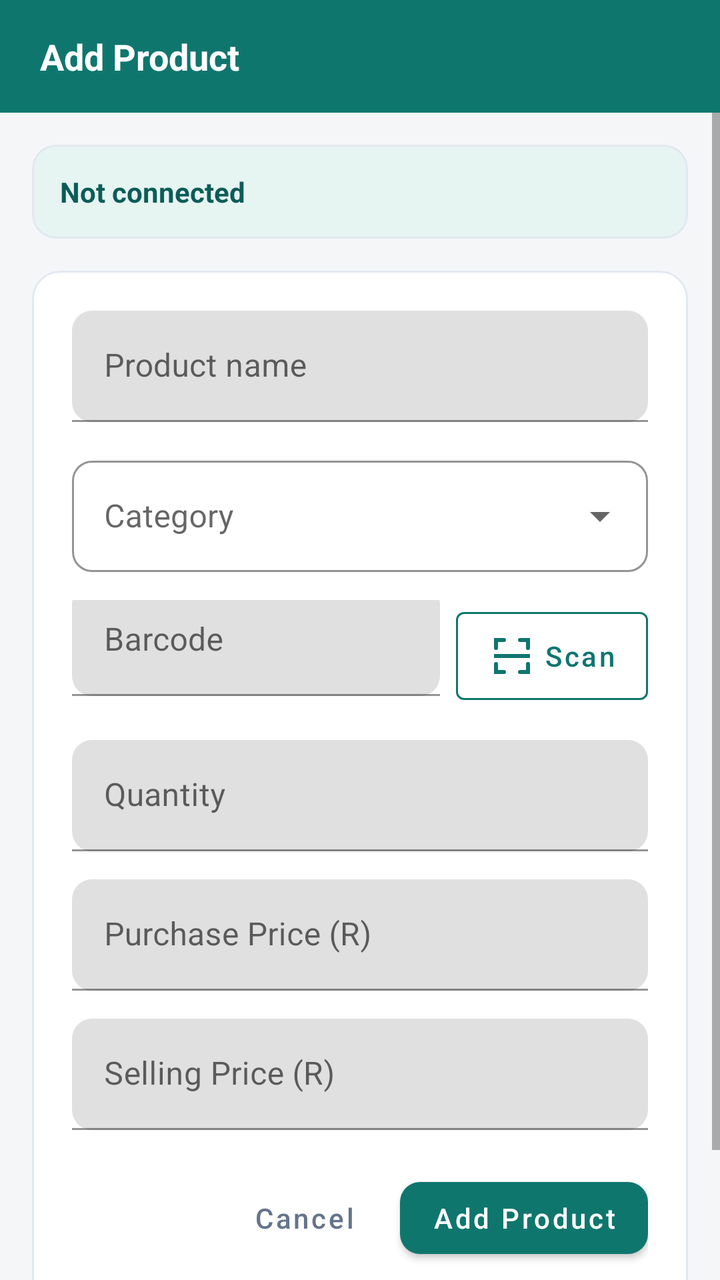
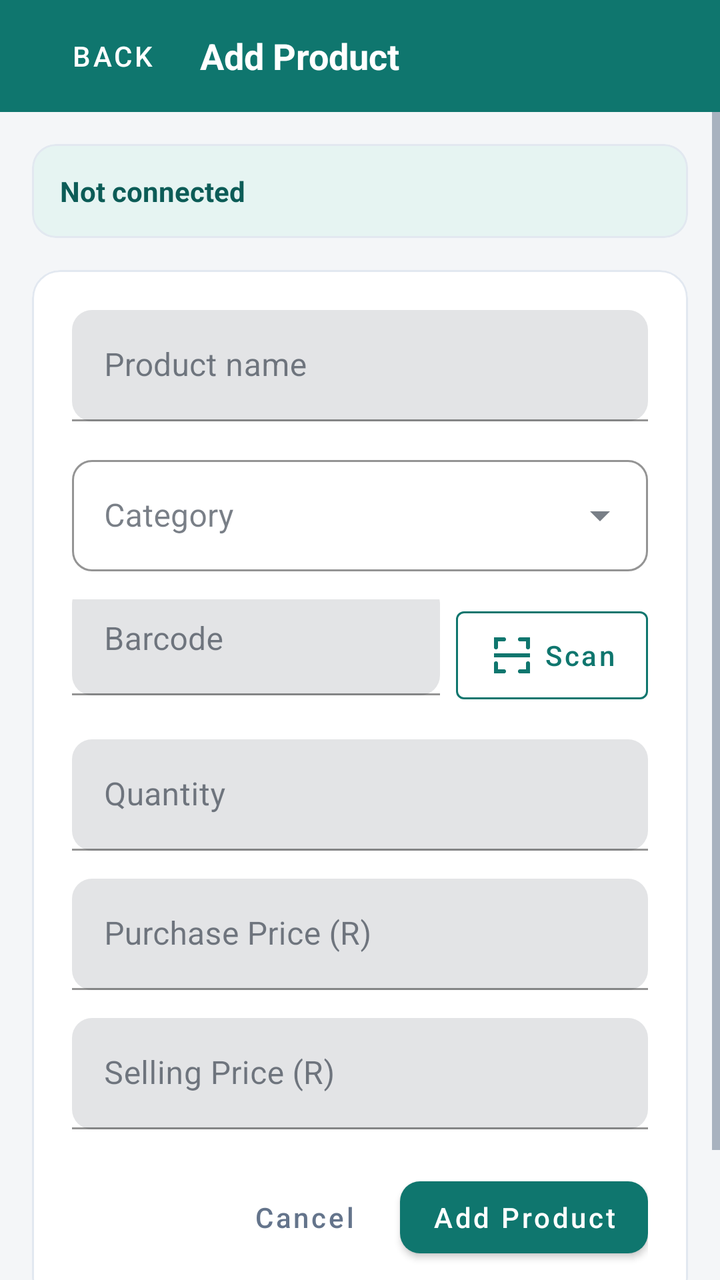

Two renders of the same Android screen: before a commit and after it. Below are the layout's source before the change and the commit's diff.
<!-- AndroidManifest.xml: application theme Theme.POSScanner -->
<!-- res/layout/activity_add_product.xml -->
<?xml version="1.0" encoding="utf-8"?>
<LinearLayout xmlns:android="http://schemas.android.com/apk/res/android"
    xmlns:app="http://schemas.android.com/apk/res-auto"
    android:layout_width="match_parent"
    android:layout_height="match_parent"
    android:orientation="vertical"
    android:background="@color/bg">

    
    <LinearLayout
        android:layout_width="match_parent"
        android:layout_height="wrap_content"
        android:orientation="horizontal"
        android:gravity="center_vertical"
        android:background="@color/brand_primary"
        android:paddingHorizontal="20dp"
        android:paddingVertical="16dp">

        <TextView
            android:layout_width="wrap_content"
            android:layout_height="wrap_content"
            android:text="Add Product"
            android:textSize="18sp"
            android:textStyle="bold"
            android:textColor="@color/white" />
    </LinearLayout>

    <ScrollView
        android:layout_width="match_parent"
        android:layout_height="match_parent">

        <LinearLayout
            android:layout_width="match_parent"
            android:layout_height="wrap_content"
            android:orientation="vertical"
            android:padding="16dp">

            
            <com.google.android.material.card.MaterialCardView
                android:id="@+id/statusCard"
                android:layout_width="match_parent"
                android:layout_height="wrap_content"
                android:layout_marginBottom="16dp"
                app:cardCornerRadius="12dp"
                app:cardElevation="0dp"
                app:strokeColor="@color/border"
                app:strokeWidth="1dp"
                app:cardBackgroundColor="@color/brand_primary_light">

                <TextView
                    android:id="@+id/statusText"
                    android:layout_width="wrap_content"
                    android:layout_height="wrap_content"
                    android:text="Not connected"
                    android:textSize="14sp"
                    android:textStyle="bold"
                    android:textColor="@color/brand_primary_dark"
                    android:padding="14dp" />
            </com.google.android.material.card.MaterialCardView>

            
            <com.google.android.material.card.MaterialCardView
                android:layout_width="match_parent"
                android:layout_height="wrap_content"
                app:cardCornerRadius="14dp"
                app:cardElevation="0dp"
                app:cardBackgroundColor="@color/surface"
                app:strokeColor="@color/border"
                app:strokeWidth="1dp">

                <LinearLayout
                    android:layout_width="match_parent"
                    android:layout_height="wrap_content"
                    android:orientation="vertical"
                    android:padding="20dp">

                    <com.google.android.material.textfield.TextInputLayout
                        android:layout_width="match_parent"
                        android:layout_height="wrap_content"
                        android:layout_marginBottom="14dp"
                        android:hint="Product name"
                        app:boxCornerRadiusTopStart="10dp"
                        app:boxCornerRadiusTopEnd="10dp"
                        app:boxCornerRadiusBottomStart="10dp"
                        app:boxCornerRadiusBottomEnd="10dp"
                        app:boxStrokeColor="@color/brand_primary"
                        app:hintTextColor="@color/brand_primary">

                        <com.google.android.material.textfield.TextInputEditText
                            android:id="@+id/productNameField"
                            android:layout_width="match_parent"
                            android:layout_height="wrap_content"
                            android:inputType="textCapWords" />
                    </com.google.android.material.textfield.TextInputLayout>

                    
                    <com.google.android.material.textfield.TextInputLayout
                        android:id="@+id/categoryLayout"
                        style="@style/Widget.MaterialComponents.TextInputLayout.OutlinedBox.ExposedDropdownMenu"
                        android:layout_width="match_parent"
                        android:layout_height="wrap_content"
                        android:layout_marginBottom="14dp"
                        android:hint="Category"
                        app:boxCornerRadiusTopStart="10dp"
                        app:boxCornerRadiusTopEnd="10dp"
                        app:boxCornerRadiusBottomStart="10dp"
                        app:boxCornerRadiusBottomEnd="10dp"
                        app:boxStrokeColor="@color/brand_primary"
                        app:hintTextColor="@color/brand_primary">

                        <AutoCompleteTextView
                            android:id="@+id/categoryDropdown"
                            android:layout_width="match_parent"
                            android:layout_height="wrap_content"
                            android:inputType="none"
                            android:focusable="false"
                            android:cursorVisible="false" />
                    </com.google.android.material.textfield.TextInputLayout>

                    <LinearLayout
                        android:layout_width="match_parent"
                        android:layout_height="wrap_content"
                        android:orientation="horizontal"
                        android:gravity="bottom"
                        android:layout_marginBottom="14dp">

                        <com.google.android.material.textfield.TextInputLayout
                            android:layout_width="0dp"
                            android:layout_height="wrap_content"
                            android:layout_weight="1"
                            android:hint="Barcode"
                            app:boxCornerRadiusTopStart="10dp"
                            app:boxCornerRadiusTopEnd="10dp"
                            app:boxCornerRadiusBottomStart="10dp"
                            app:boxCornerRadiusBottomEnd="10dp"
                            app:boxStrokeColor="@color/brand_primary"
                            app:hintTextColor="@color/brand_primary">

                            <com.google.android.material.textfield.TextInputEditText
                                android:id="@+id/barcodeField"
                                android:layout_width="match_parent"
                                android:layout_height="wrap_content"
                                android:inputType="number" />
                        </com.google.android.material.textfield.TextInputLayout>

                        <com.google.android.material.button.MaterialButton
                            android:id="@+id/scanBarcodeButton"
                            style="@style/Widget.MaterialComponents.Button.OutlinedButton"
                            android:layout_width="wrap_content"
                            android:layout_height="56dp"
                            android:layout_marginStart="8dp"
                            android:text="Scan"
                            android:textAllCaps="false"
                            app:icon="@drawable/ic_scan"
                            app:iconTint="@color/brand_primary"
                            app:iconGravity="textStart"
                            app:strokeColor="@color/brand_primary"
                            android:textColor="@color/brand_primary" />
                    </LinearLayout>

                    <com.google.android.material.textfield.TextInputLayout
                        android:layout_width="match_parent"
                        android:layout_height="wrap_content"
                        android:layout_marginBottom="14dp"
                        android:hint="Quantity"
                        app:boxCornerRadiusTopStart="10dp"
                        app:boxCornerRadiusTopEnd="10dp"
                        app:boxCornerRadiusBottomStart="10dp"
                        app:boxCornerRadiusBottomEnd="10dp"
                        app:boxStrokeColor="@color/brand_primary"
                        app:hintTextColor="@color/brand_primary">

                        <com.google.android.material.textfield.TextInputEditText
                            android:id="@+id/quantityField"
                            android:layout_width="match_parent"
                            android:layout_height="wrap_content"
                            android:inputType="number" />
                    </com.google.android.material.textfield.TextInputLayout>

                    <com.google.android.material.textfield.TextInputLayout
                        android:layout_width="match_parent"
                        android:layout_height="wrap_content"
                        android:layout_marginBottom="14dp"
                        android:hint="Purchase Price (R)"
                        app:boxCornerRadiusTopStart="10dp"
                        app:boxCornerRadiusTopEnd="10dp"
                        app:boxCornerRadiusBottomStart="10dp"
                        app:boxCornerRadiusBottomEnd="10dp"
                        app:boxStrokeColor="@color/brand_primary"
                        app:hintTextColor="@color/brand_primary">

                        <com.google.android.material.textfield.TextInputEditText
                            android:id="@+id/costPriceField"
                            android:layout_width="match_parent"
                            android:layout_height="wrap_content"
                            android:inputType="numberDecimal" />
                    </com.google.android.material.textfield.TextInputLayout>

                    <com.google.android.material.textfield.TextInputLayout
                        android:layout_width="match_parent"
                        android:layout_height="wrap_content"
                        android:layout_marginBottom="20dp"
                        android:hint="Selling Price (R)"
                        app:boxCornerRadiusTopStart="10dp"
                        app:boxCornerRadiusTopEnd="10dp"
                        app:boxCornerRadiusBottomStart="10dp"
                        app:boxCornerRadiusBottomEnd="10dp"
                        app:boxStrokeColor="@color/brand_primary"
                        app:hintTextColor="@color/brand_primary">

                        <com.google.android.material.textfield.TextInputEditText
                            android:id="@+id/priceField"
                            android:layout_width="match_parent"
                            android:layout_height="wrap_content"
                            android:inputType="numberDecimal" />
                    </com.google.android.material.textfield.TextInputLayout>

                    <LinearLayout
                        android:layout_width="match_parent"
                        android:layout_height="wrap_content"
                        android:orientation="horizontal"
                        android:gravity="end">

                        <com.google.android.material.button.MaterialButton
                            android:id="@+id/cancelButton"
                            style="@style/Widget.MaterialComponents.Button.TextButton"
                            android:layout_width="wrap_content"
                            android:layout_height="wrap_content"
                            android:text="Cancel"
                            android:textAllCaps="false"
                            android:textColor="@color/muted"
                            android:layout_marginEnd="4dp" />

                        <com.google.android.material.button.MaterialButton
                            android:id="@+id/submitButton"
                            android:layout_width="wrap_content"
                            android:layout_height="wrap_content"
                            android:text="Add Product"
                            android:textAllCaps="false"
                            android:textColor="@color/white"
                            app:cornerRadius="10dp"
                            app:backgroundTint="@color/brand_primary" />
                    </LinearLayout>
                </LinearLayout>
            </com.google.android.material.card.MaterialCardView>

            
            <TextView
                android:layout_width="match_parent"
                android:layout_height="wrap_content"
                android:text="The product is sent to the desktop app for review and added to inventory there."
                android:textSize="12sp"
                android:textColor="@color/muted"
                android:layout_marginTop="14dp" />

        </LinearLayout>
    </ScrollView>
</LinearLayout>
<!-- resources referenced by this layout -->
<resources>
  <color name="bg">#F4F6F8</color>
  <color name="border">#E2E8F0</color>
  <color name="brand_primary">#0F766E</color>
  <color name="brand_primary_dark">#0C5C57</color>
  <color name="brand_primary_light">#E6F4F2</color>
  <color name="muted">#64748B</color>
  <color name="surface">#FFFFFF</color>
  <color name="white">#FFFFFF</color>
  <!-- drawable ic_scan (drawable) -->
  <vector xmlns:android="http://schemas.android.com/apk/res/android"
      android:width="24dp"
      android:height="24dp"
      android:viewportWidth="24"
      android:viewportHeight="24">
      <path
          android:strokeColor="@android:color/white"
          android:strokeWidth="2"
          android:strokeLineCap="round"
          android:fillColor="#00000000"
          android:pathData="M4,8 L4,4 L8,4 M16,4 L20,4 L20,8 M20,16 L20,20 L16,20 M8,20 L4,20 L4,16" />
      <path
          android:fillColor="@android:color/white"
          android:pathData="M3,11 h18 v2 h-18 z" />
  </vector>
  <style name="Theme.POSScanner" parent="Theme.MaterialComponents.Light.NoActionBar">
          <item name="colorPrimary">@color/brand_primary</item>
          <item name="colorPrimaryDark">@color/brand_primary_dark</item>
          <item name="colorAccent">@color/brand_primary</item>
          <item name="colorOnPrimary">@color/white</item>
          <item name="android:statusBarColor">@color/brand_primary_dark</item>
          <item name="android:windowBackground">@color/bg</item>
      </style>
</resources>

<!-- the commit's change to res/layout/activity_add_product.xml (unified diff, before → after) -->
@@ -13,8 +13,12 @@
         android:orientation="horizontal"
         android:gravity="center_vertical"
         android:background="@color/brand_primary"
-        android:paddingHorizontal="20dp"
-        android:paddingVertical="16dp">
+        android:paddingHorizontal="12dp"
+        android:paddingVertical="4dp">
+
+        <com.google.android.material.button.MaterialButton style="@style/Widget.MaterialComponents.Button.TextButton"
+            android:id="@+id/addProductBack" android:layout_width="wrap_content" android:layout_height="48dp"
+            android:text="Back" android:textColor="@color/white" />
 
         <TextView
             android:layout_width="wrap_content"
<!-- resource entries referenced after the edit -->
@@ -29,8 +29,14 @@
           <item name="colorPrimaryDark">@color/brand_primary_dark</item>
           <item name="colorAccent">@color/brand_primary</item>
           <item name="colorOnPrimary">@color/white</item>
+          <item name="colorSecondary">@color/brand_primary</item>
+          <item name="colorSurface">@color/surface</item>
+          <item name="colorOnSurface">@color/ink</item>
+          <item name="android:textColorPrimary">@color/ink</item>
+          <item name="android:textColorSecondary">@color/muted</item>
           <item name="android:statusBarColor">@color/brand_primary_dark</item>
           <item name="android:windowBackground">@color/bg</item>
       </style>
+  <color name="ink">#1F2937</color>
 </resources>
 
